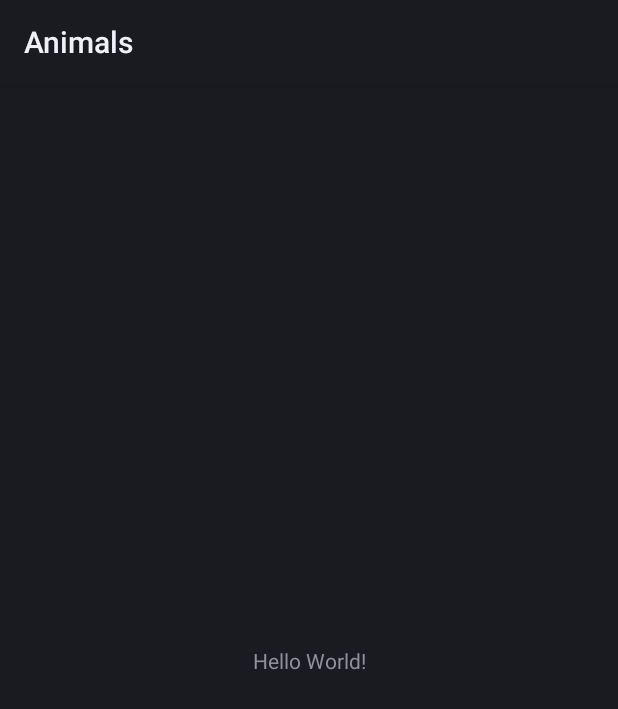
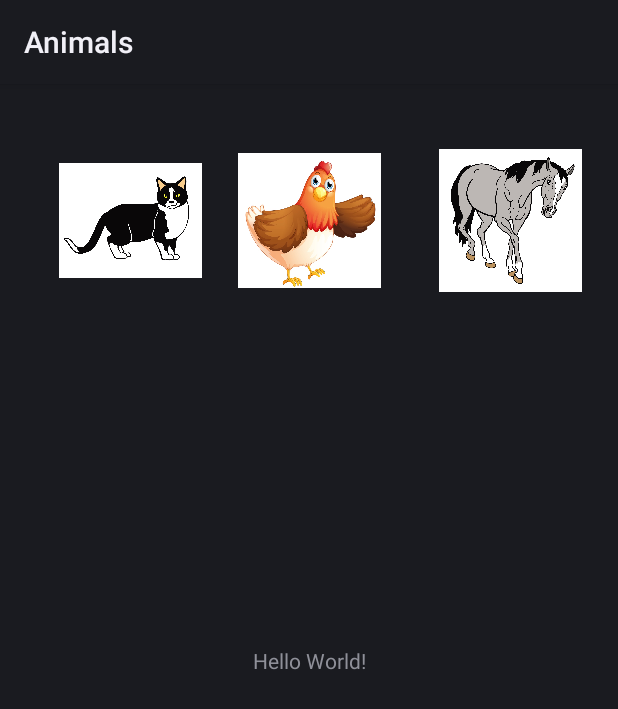
Before and after one commit to agamonch/animals, an Android app: the layout activity_main.xml on its own in the app's theme, with its tools: preview values and no code run, on a phone screen of 412 x 824 dp. Shown: the top 709 px of the screen. Run offline under Robolectric (Android 15) with nearby library versions, the phone set to English and light mode, and no system bars.

Commit message:
added 3 pictures

```diff
--- a/app/src/main/res/layout/activity_main.xml
+++ b/app/src/main/res/layout/activity_main.xml
@@ -15,4 +15,36 @@
         app:layout_constraintRight_toRightOf="parent"
         app:layout_constraintTop_toTopOf="parent" />
 
+    <ImageView
+        android:id="@+id/cat"
+        android:clickable="true"
+        android:focusable="true"
+        android:layout_width="95dp"
+        android:layout_height="102dp"
+        android:layout_marginTop="40dp"
+        android:layout_marginEnd="24dp"
+        android:src="@drawable/cat"
+        app:layout_constraintEnd_toStartOf="@+id/chick"
+        app:layout_constraintTop_toTopOf="parent" />
+
+    <ImageView
+        android:id="@+id/chick"
+        android:layout_width="95dp"
+        android:layout_height="102dp"
+        android:layout_marginTop="40dp"
+        android:src="@drawable/chicken"
+        app:layout_constraintEnd_toEndOf="parent"
+        app:layout_constraintStart_toStartOf="parent"
+        app:layout_constraintTop_toTopOf="parent" />
+
+    <ImageView
+        android:id="@+id/horse"
+        android:layout_width="95dp"
+        android:layout_height="102dp"
+        android:layout_marginTop="40dp"
+        android:layout_marginEnd="24dp"
+        android:src="@drawable/horse"
+        app:layout_constraintEnd_toEndOf="parent"
+        app:layout_constraintTop_toTopOf="parent" />
+
 </androidx.constraintlayout.widget.ConstraintLayout>
```
Also changed, not shown: app/src/main/res/drawable/cat.jpg (added), app/src/main/res/drawable/chicken.jpg (added), app/src/main/res/drawable/horse.jpg (added).
